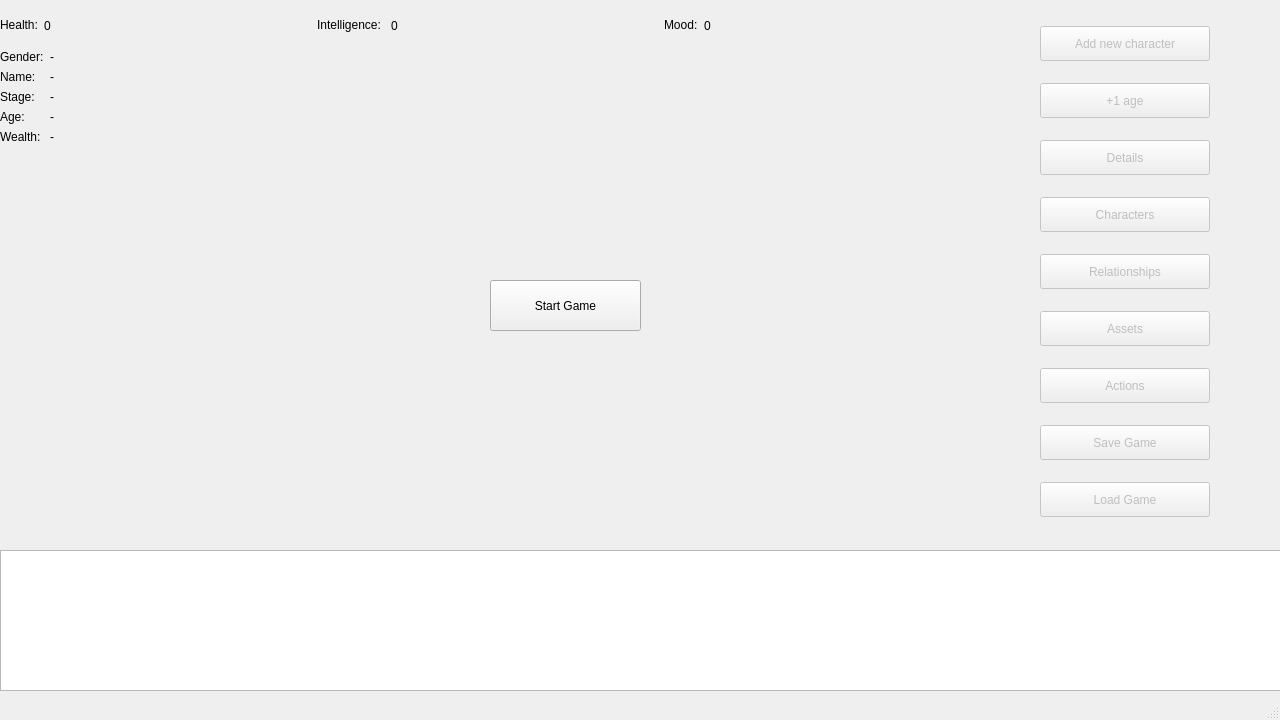
First picture: the form in virtuallifeview.ui, repository kbeni00/VirtualLife, before the edit.
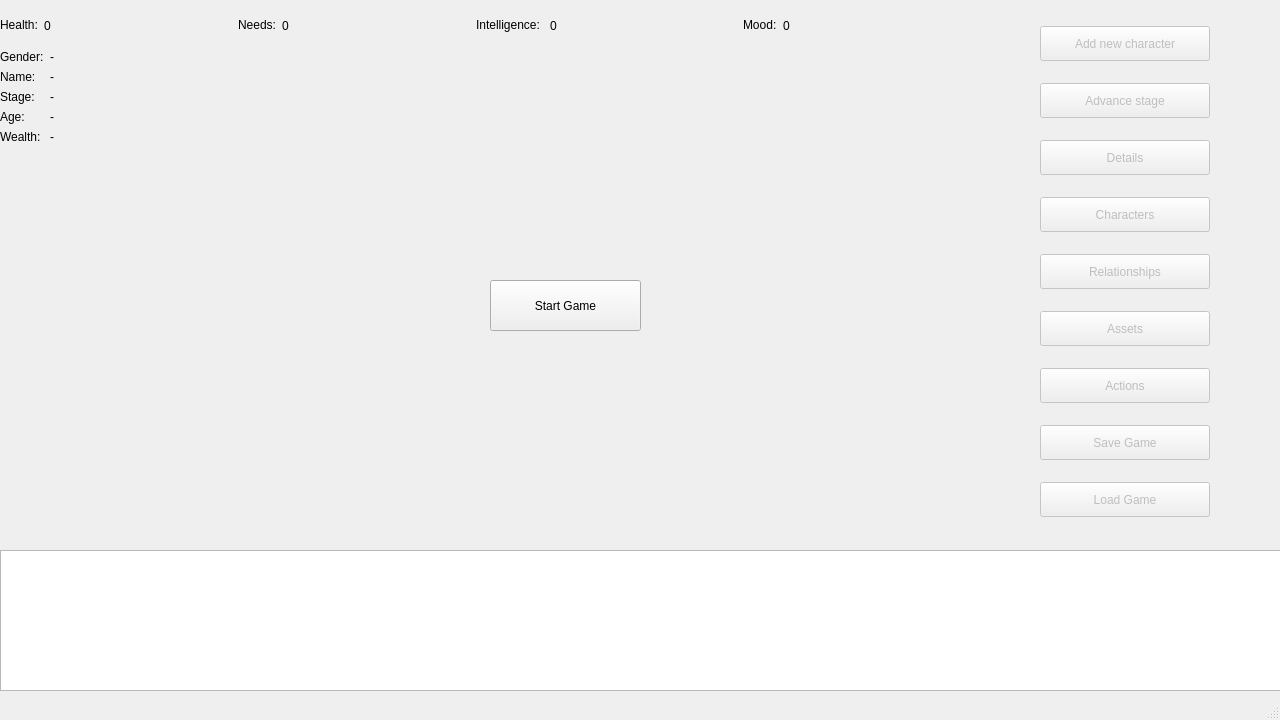
Second picture: the form after the edit.

Commit message: Hunting game ends when time is up, stages instead of ages

The edit to the form file:
```diff
--- a/virtuallifeview.ui
+++ b/virtuallifeview.ui
@@ -106,7 +106,7 @@
         </size>
        </property>
        <property name="text">
-        <string>+1 age</string>
+        <string>Advance stage</string>
        </property>
       </widget>
      </item>
@@ -300,6 +300,29 @@
      </item>
      <item>
       <widget class="QLabel" name="healthval">
+       <property name="enabled">
+        <bool>true</bool>
+       </property>
+       <property name="text">
+        <string>0</string>
+       </property>
+      </widget>
+     </item>
+     <item>
+      <widget class="QLabel" name="needs">
+       <property name="sizePolicy">
+        <sizepolicy hsizetype="Fixed" vsizetype="Fixed">
+         <horstretch>0</horstretch>
+         <verstretch>0</verstretch>
+        </sizepolicy>
+       </property>
+       <property name="text">
+        <string>Needs:</string>
+       </property>
+      </widget>
+     </item>
+     <item>
+      <widget class="QLabel" name="needsval">
        <property name="text">
         <string>0</string>
        </property>
```
Left out of the diff: 3 changed lines with no effect on the pictures. The commit also changes 25 other files.
